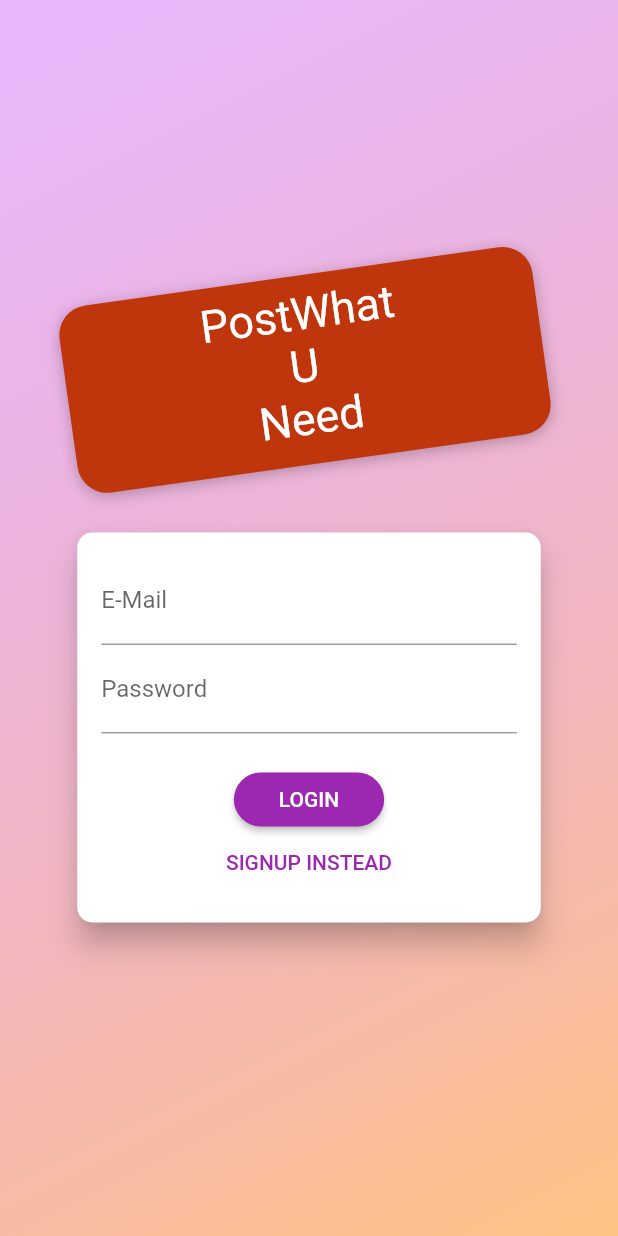
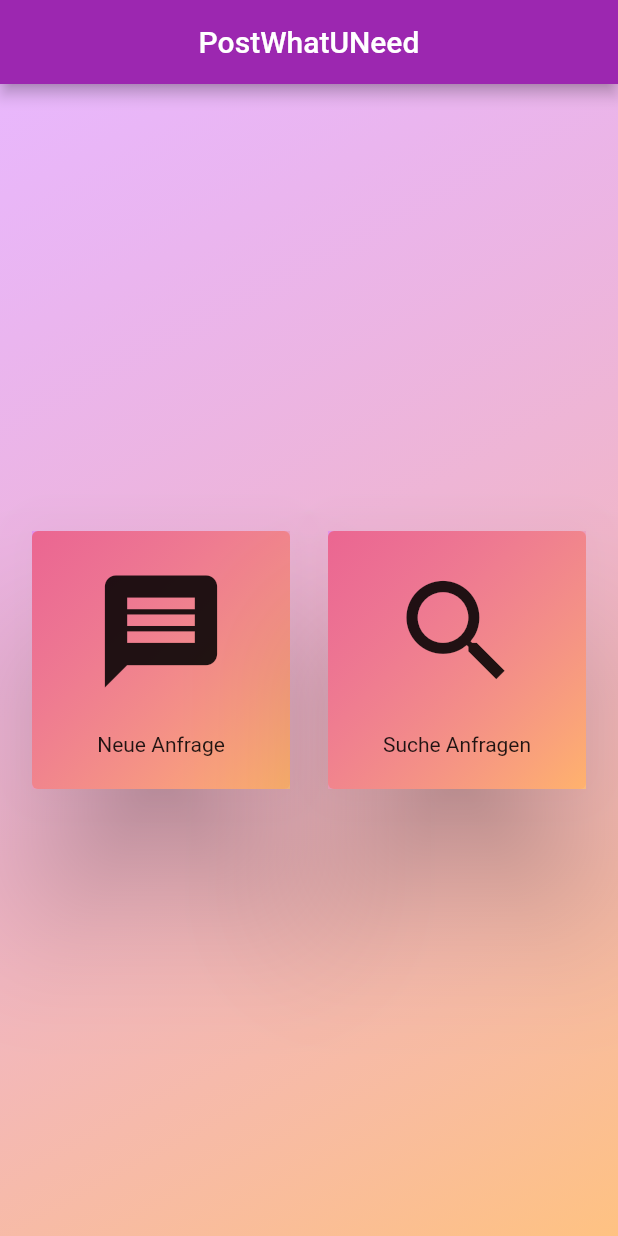
Before and after one commit to Hberto/PostWhatUNeed, a Flutter app: the screen it shows after launch, on a phone screen of 412 x 824 dp. Run offline on Flutter 3.47's test engine with Material 2 defaults, Android fonts, the phone set to English and light mode, and no system bars; our stand-ins replace shared_preferences.

Commit message:
Home-Screen

```diff
--- /dev/null
+++ b/Frontend_Flutter/postwhatuneed_app/lib/home_screen.dart
@@ -0,0 +1,91 @@
+import 'package:flutter/material.dart';
+import 'package:postwhatuneedapp/newPost-Screen.dart';
+
+class HomeScreen extends StatelessWidget {
+  static const routeName = '/home';
+
+  @override
+  Widget build(BuildContext context) {
+    return Scaffold(
+      appBar: AppBar(
+        title: Text('PostWhatUNeed'),
+        centerTitle: true,
+      ),
+      body: Stack(
+        children: <Widget>[
+          Container(
+            decoration: BoxDecoration(
+              gradient: LinearGradient(
+                colors: [
+                  Color.fromRGBO(215, 117, 255, 1).withOpacity(0.5),
+                  Color.fromRGBO(255, 188, 117, 1).withOpacity(0.9),
+                ],
+                begin: Alignment.topLeft,
+                end: Alignment.bottomRight,
+                stops: [0, 1],
+              ),
+            ),
+          ),
+          Center(
+            child: Container(
+                child: Row(
+              children: <Widget>[
+                MenuBoxItem(Icons.message, 'Neue Anfrage'),
+                MenuBoxItem(Icons.search, 'Suche Anfragen')
+              ],
+              mainAxisAlignment: MainAxisAlignment.spaceEvenly,
+            )),
+          ),
+        ],
+      ),
+    );
+  }
+}
+
+class MenuBoxItem extends StatelessWidget {
+  double groesse = 180;
+
+  final IconData icon;
+  final String text;
+
+  MenuBoxItem(this.icon, this.text);
+
+  @override
+  Widget build(BuildContext context) {
+    return Container(
+      height: groesse,
+      width: groesse,
+      child: InkWell(
+        splashColor: Theme.of(context).primaryColor,
+        onTap: (){ Navigator.of(context).pushNamed(NewPostScreen.ROUTENAME);},
+        child: Card(
+          child: Container(
+            decoration: BoxDecoration(
+              gradient: LinearGradient(
+                colors: [
+                  Color.fromRGBO(215, 117, 255, 1).withOpacity(0.5),
+                  Color.fromRGBO(255, 188, 117, 1).withOpacity(0.9),
+                ],
+                begin: Alignment.topLeft,
+                end: Alignment.bottomRight,
+                stops: [0, 1],
+              ),
+            ),
+            child: Column(
+              children: <Widget>[
+                Icon(
+                  icon,
+                  size: groesse / 2,
+                ),
+                Text(text)
+              ],
+              mainAxisAlignment: MainAxisAlignment.spaceEvenly,
+            ),
+          ),
+          color: Theme.of(context).accentColor,
+          elevation: 40,
+        ),
+      ),
+    );
+  }
+}
--- a/Frontend_Flutter/postwhatuneed_app/lib/main.dart
+++ b/Frontend_Flutter/postwhatuneed_app/lib/main.dart
@@ -1,9 +1,14 @@
 import 'package:flutter/material.dart';
-import 'package:postwhatuneedapp/loggin_screen.dart';
+import 'package:postwhatuneedapp/home_screen.dart';
+import 'package:postwhatuneedapp/login_screen.dart';
+import 'package:postwhatuneedapp/newPost-Screen.dart';
 
 import 'package:provider/provider.dart';
 
 import 'auth.dart';
+
+
+///Eintrittspunkt in die App
 
 
 void main() => runApp(MyApp());
@@ -22,11 +27,12 @@ class MyApp extends StatelessWidget {
               primarySwatch: Colors.purple,
               accentColor: Colors.deepOrange
           ),
-          home: AuthScreen(),
+//          home: AuthScreen(),
+      home: HomeScreen(),
 //
 //        initialRoute: "/",
           routes: {
-//            ProductsOverviewScreen.ROUTNAME: (ctx) => ProductsOverviewScreen(),
+            NewPostScreen.ROUTENAME: (ctx) => NewPostScreen(),
 
           },
         ),
```
Also changed, not shown: Frontend_Flutter/postwhatuneed_app/lib/auth.dart (+9 -0 lines), Frontend_Flutter/postwhatuneed_app/lib/localData.dart (added, +48 -0 lines), Frontend_Flutter/postwhatuneed_app/lib/login_screen.dart (renamed from Frontend_Flutter/postwhatuneed_app/lib/loggin_screen.dart, +7 -0 lines), Frontend_Flutter/postwhatuneed_app/lib/newPost-Screen.dart (added, +40 -0 lines).
